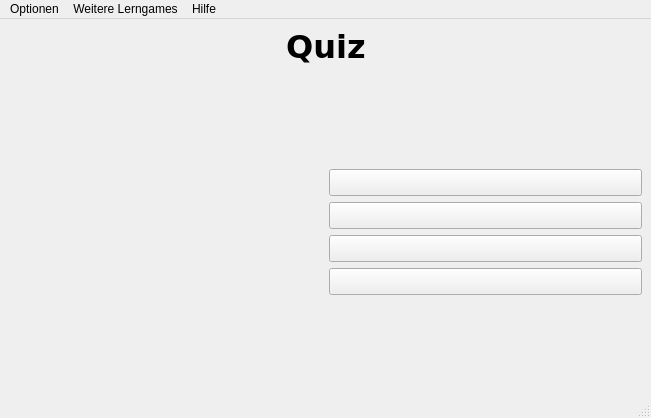
Old version of the form newStartScreen.ui in the repository geometalab/Quiz-QGIS-Plugin.
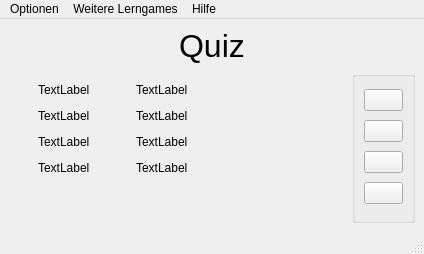
New version of the form. The open tabs and pages were chosen to show the change.

```diff
--- a/newStartScreen.ui
+++ b/newStartScreen.ui
@@ -6,15 +6,15 @@
    <rect>
     <x>0</x>
     <y>0</y>
-    <width>651</width>
-    <height>418</height>
+    <width>424</width>
+    <height>254</height>
    </rect>
   </property>
   <property name="windowTitle">
    <string>Quiz-Plugin</string>
   </property>
   <widget class="QWidget" name="centralwidget">
-   <layout class="QVBoxLayout" name="verticalLayout_2">
+   <layout class="QVBoxLayout" name="verticalLayout_3">
     <item>
      <layout class="QHBoxLayout" name="horizontalLayout_3">
       <item>
@@ -40,15 +40,18 @@
         </property>
         <property name="font">
          <font>
-          <family>Verdana</family>
+          <family>MS Shell Dlg 2</family>
           <pointsize>24</pointsize>
+          <weight>50</weight>
+          <italic>false</italic>
+          <bold>false</bold>
          </font>
         </property>
         <property name="styleSheet">
          <string notr="true"/>
         </property>
         <property name="text">
-         <string>&lt;html&gt;&lt;head/&gt;&lt;body&gt;&lt;p align=&quot;center&quot;&gt;&lt;span style=&quot; font-weight:600; font-style:normal; color:#000000;&quot;&gt;Quiz&lt;/span&gt;&lt;/p&gt;&lt;/body&gt;&lt;/html&gt;</string>
+         <string>&lt;html&gt;&lt;head/&gt;&lt;body&gt;&lt;p align=&quot;center&quot;&gt;&lt;span style=&quot; color:#000000;&quot;&gt;Quiz&lt;/span&gt;&lt;/p&gt;&lt;/body&gt;&lt;/html&gt;</string>
         </property>
        </widget>
       </item>
@@ -68,26 +71,27 @@
      </layout>
     </item>
     <item>
-     <spacer name="verticalSpacer">
-      <property name="orientation">
-       <enum>Qt::Vertical</enum>
-      </property>
-      <property name="sizeHint" stdset="0">
-       <size>
-        <width>586</width>
-        <height>97</height>
-       </size>
-      </property>
-     </spacer>
-    </item>
+     <layout class="QHBoxLayout" name="horizontalLayout_7">
     <item>
      <layout class="QHBoxLayout" name="horizontalLayout">
+        <property name="leftMargin">
+         <number>20</number>
+        </property>
+        <item>
+         <layout class="QVBoxLayout" name="verticalLayout_2">
+          <item>
+           <widget class="QStackedWidget" name="stackedWidget">
+            <property name="currentIndex">
+             <number>0</number>
+            </property>
+            <widget class="QWidget" name="page">
+             <layout class="QHBoxLayout" name="horizontalLayout_6">
       <item>
        <widget class="QLabel" name="startImage">
         <property name="font">
          <font>
           <family>Verdana</family>
-          <pointsize>12</pointsize>
+                  <pointsize>8</pointsize>
          </font>
         </property>
         <property name="text">
@@ -95,14 +99,243 @@
         </property>
        </widget>
       </item>
+             </layout>
+            </widget>
+            <widget class="QWidget" name="page_2">
+             <layout class="QHBoxLayout" name="horizontalLayout_5">
       <item>
+               <layout class="QHBoxLayout" name="horizontalLayout_4">
+                <item>
+                 <layout class="QGridLayout" name="gridLayout_2">
+                  <item row="0" column="0">
+                   <widget class="QLabel" name="label_3">
+                    <property name="text">
+                     <string>TextLabel</string>
+                    </property>
+                   </widget>
+                  </item>
+                  <item row="0" column="1">
+                   <spacer name="horizontalSpacer_9">
+                    <property name="orientation">
+                     <enum>Qt::Horizontal</enum>
+                    </property>
+                    <property name="sizeHint" stdset="0">
+                     <size>
+                      <width>40</width>
+                      <height>20</height>
+                     </size>
+                    </property>
+                   </spacer>
+                  </item>
+                  <item row="1" column="0">
+                   <widget class="QLabel" name="label_5">
+                    <property name="text">
+                     <string>TextLabel</string>
+                    </property>
+                   </widget>
+                  </item>
+                  <item row="1" column="1">
+                   <spacer name="horizontalSpacer_10">
+                    <property name="orientation">
+                     <enum>Qt::Horizontal</enum>
+                    </property>
+                    <property name="sizeHint" stdset="0">
+                     <size>
+                      <width>40</width>
+                      <height>20</height>
+                     </size>
+                    </property>
+                   </spacer>
+                  </item>
+                  <item row="2" column="0">
+                   <widget class="QLabel" name="label_7">
+                    <property name="text">
+                     <string>TextLabel</string>
+                    </property>
+                   </widget>
+                  </item>
+                  <item row="2" column="1">
+                   <spacer name="horizontalSpacer_11">
+                    <property name="orientation">
+                     <enum>Qt::Horizontal</enum>
+                    </property>
+                    <property name="sizeHint" stdset="0">
+                     <size>
+                      <width>40</width>
+                      <height>20</height>
+                     </size>
+                    </property>
+                   </spacer>
+                  </item>
+                  <item row="3" column="0">
+                   <widget class="QLabel" name="label_9">
+                    <property name="text">
+                     <string>TextLabel</string>
+                    </property>
+                   </widget>
+                  </item>
+                  <item row="3" column="1">
+                   <spacer name="horizontalSpacer_12">
+                    <property name="orientation">
+                     <enum>Qt::Horizontal</enum>
+                    </property>
+                    <property name="sizeHint" stdset="0">
+                     <size>
+                      <width>40</width>
+                      <height>20</height>
+                     </size>
+                    </property>
+                   </spacer>
+                  </item>
+                 </layout>
+                </item>
+                <item>
+                 <layout class="QGridLayout" name="gridLayout_3">
+                  <item row="0" column="0">
+                   <widget class="QLabel" name="label_4">
+                    <property name="text">
+                     <string>TextLabel</string>
+                    </property>
+                   </widget>
+                  </item>
+                  <item row="0" column="1">
+                   <spacer name="horizontalSpacer_13">
+                    <property name="orientation">
+                     <enum>Qt::Horizontal</enum>
+                    </property>
+                    <property name="sizeHint" stdset="0">
+                     <size>
+                      <width>40</width>
+                      <height>20</height>
+                     </size>
+                    </property>
+                   </spacer>
+                  </item>
+                  <item row="1" column="0">
+                   <widget class="QLabel" name="label_6">
+                    <property name="text">
+                     <string>TextLabel</string>
+                    </property>
+                   </widget>
+                  </item>
+                  <item row="1" column="1">
+                   <spacer name="horizontalSpacer_14">
+                    <property name="orientation">
+                     <enum>Qt::Horizontal</enum>
+                    </property>
+                    <property name="sizeHint" stdset="0">
+                     <size>
+                      <width>40</width>
+                      <height>20</height>
+                     </size>
+                    </property>
+                   </spacer>
+                  </item>
+                  <item row="2" column="0">
+                   <widget class="QLabel" name="label_8">
+                    <property name="text">
+                     <string>TextLabel</string>
+                    </property>
+                   </widget>
+                  </item>
+                  <item row="2" column="1">
+                   <spacer name="horizontalSpacer_15">
+                    <property name="orientation">
+                     <enum>Qt::Horizontal</enum>
+                    </property>
+                    <property name="sizeHint" stdset="0">
+                     <size>
+                      <width>40</width>
+                      <height>20</height>
+                     </size>
+                    </property>
+                   </spacer>
+                  </item>
+                  <item row="3" column="0">
+                   <widget class="QLabel" name="label_10">
+                    <property name="text">
+                     <string>TextLabel</string>
+                    </property>
+                   </widget>
+                  </item>
+                  <item row="3" column="1">
+                   <spacer name="horizontalSpacer_16">
+                    <property name="orientation">
+                     <enum>Qt::Horizontal</enum>
+                    </property>
+                    <property name="sizeHint" stdset="0">
+                     <size>
+                      <width>40</width>
+                      <height>20</height>
+                     </size>
+                    </property>
+                   </spacer>
+                  </item>
+                 </layout>
+                </item>
+               </layout>
+              </item>
+             </layout>
+            </widget>
+           </widget>
+          </item>
+          <item>
+           <spacer name="verticalSpacer_4">
+            <property name="orientation">
+             <enum>Qt::Vertical</enum>
+            </property>
+            <property name="sizeHint" stdset="0">
+             <size>
+              <width>20</width>
+              <height>40</height>
+             </size>
+            </property>
+           </spacer>
+          </item>
+         </layout>
+        </item>
+        <item>
+         <spacer name="horizontalSpacer_4">
+          <property name="orientation">
+           <enum>Qt::Horizontal</enum>
+          </property>
+          <property name="sizeHint" stdset="0">
+           <size>
+            <width>40</width>
+            <height>20</height>
+           </size>
+          </property>
+         </spacer>
+        </item>
+       </layout>
+      </item>
+      <item>
+       <layout class="QHBoxLayout" name="horizontalLayout_2">
+        <item>
+         <spacer name="horizontalSpacer_8">
+          <property name="orientation">
+           <enum>Qt::Horizontal</enum>
+          </property>
+          <property name="sizeHint" stdset="0">
+           <size>
+            <width>40</width>
+            <height>20</height>
+           </size>
+          </property>
+         </spacer>
+        </item>
+        <item>
+         <widget class="QGroupBox" name="groupBox">
+          <property name="title">
+           <string/>
+          </property>
        <layout class="QVBoxLayout" name="verticalLayout">
         <item>
          <widget class="QPushButton" name="startGame">
           <property name="font">
            <font>
             <family>Verdana</family>
-            <pointsize>12</pointsize>
+               <pointsize>8</pointsize>
            </font>
           </property>
           <property name="styleSheet">
@@ -118,7 +351,7 @@
           <property name="font">
            <font>
             <family>Verdana</family>
-            <pointsize>12</pointsize>
+               <pointsize>8</pointsize>
            </font>
           </property>
           <property name="styleSheet">
@@ -134,7 +367,7 @@
           <property name="font">
            <font>
             <family>Verdana</family>
-            <pointsize>12</pointsize>
+               <pointsize>8</pointsize>
            </font>
           </property>
           <property name="styleSheet">
@@ -150,7 +383,7 @@
           <property name="font">
            <font>
             <family>Verdana</family>
-            <pointsize>12</pointsize>
+               <pointsize>8</pointsize>
            </font>
           </property>
           <property name="styleSheet">
@@ -162,21 +395,11 @@
          </widget>
         </item>
        </layout>
+         </widget>
       </item>
      </layout>
     </item>
-    <item>
-     <spacer name="verticalSpacer_2">
-      <property name="orientation">
-       <enum>Qt::Vertical</enum>
-      </property>
-      <property name="sizeHint" stdset="0">
-       <size>
-        <width>586</width>
-        <height>75</height>
-       </size>
-      </property>
-     </spacer>
+     </layout>
     </item>
    </layout>
   </widget>
@@ -186,7 +409,7 @@
     <rect>
      <x>0</x>
      <y>0</y>
-     <width>651</width>
+     <width>424</width>
      <height>21</height>
     </rect>
    </property>
```
Left out of the diff: 13 changed lines with no effect on the pictures. Lines whose indentation alone changed are shown as unchanged.
